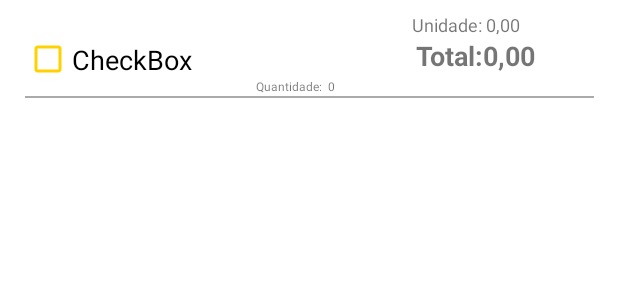
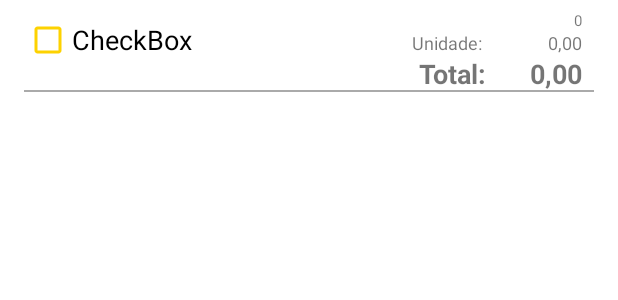
Before and after one commit to NishiyamaPedro/simplelist, an Android app: the layout list_row.xml on its own in the app's theme, with its tools: preview values and no code run, on a phone screen of 412 x 824 dp. Shown: the top 300 px of the screen. Run offline under Robolectric (Android 15) with nearby library versions, the phone set to English and light mode, and no system bars.

Commit message:
Layout corrigido

```diff
--- a/app/src/main/AndroidManifest.xml
+++ b/app/src/main/AndroidManifest.xml
@@ -10,7 +10,7 @@
         android:roundIcon="@mipmap/ic_launcher_round"
         android:supportsRtl="true"
         android:theme="@style/AppTheme" >
-        <activity android:name=".MainActivity" android:screenOrientation="portrait" >
+        <activity android:name=".MainActivity" android:configChanges="orientation|screenSize" >
             <intent-filter>
                 <action android:name="android.intent.action.MAIN" />
 
--- a/app/src/main/java/com/nishiyama/lista/ListaAdapter.kt
+++ b/app/src/main/java/com/nishiyama/lista/ListaAdapter.kt
@@ -3,17 +3,15 @@ package com.nishiyama.lista
 import android.app.AlertDialog
 import android.content.Context
 import android.content.DialogInterface
+import android.os.Bundle
+import android.os.PersistableBundle
 import android.text.InputType
 import android.view.LayoutInflater
 import android.view.View
-import android.view.View.inflate
 import android.view.ViewGroup
 import android.widget.*
 import androidx.constraintlayout.widget.ConstraintLayout
-import androidx.core.content.res.ColorStateListInflaterCompat.inflate
 import androidx.recyclerview.widget.RecyclerView
-import org.w3c.dom.Text
-
 
 class ListaAdapter(val context : Context, val ListaList: ArrayList<ListaController>) : RecyclerView.Adapter<ListaAdapter.ViewHolder>(){
     override fun onCreateViewHolder(parent: ViewGroup, viewType: Int): ListaAdapter.ViewHolder {
--- a/app/src/main/res/layout/activity_main.xml
+++ b/app/src/main/res/layout/activity_main.xml
@@ -17,32 +17,34 @@
         android:id="@+id/button6"
         android:layout_width="wrap_content"
         android:layout_height="wrap_content"
-        android:layout_marginTop="16dp"
         android:layout_marginEnd="8dp"
         android:shadowColor="#FFFFFF"
         android:text="Adicionar"
         android:textColor="@color/primaryTextColor"
         app:layout_constraintEnd_toEndOf="parent"
-        app:layout_constraintTop_toTopOf="parent" />
+        app:layout_constraintTop_toTopOf="@+id/edit1" />
 
     <EditText
         android:id="@+id/edit1"
         style="@android:style/Widget.DeviceDefault.EditText"
-        android:layout_width="272dp"
-        android:layout_height="46dp"
+        android:layout_width="0dp"
+        android:layout_height="wrap_content"
         android:layout_marginStart="8dp"
         android:layout_marginTop="16dp"
+        android:layout_marginEnd="8dp"
         android:ems="10"
         android:inputType="text"
         android:textColorHighlight="@android:color/holo_blue_light"
+        app:layout_constraintEnd_toStartOf="@+id/button6"
         app:layout_constraintStart_toStartOf="parent"
         app:layout_constraintTop_toTopOf="parent" />
 
     <androidx.recyclerview.widget.RecyclerView
         android:id="@+id/recyclerView"
         android:layout_width="match_parent"
-        android:layout_height="618dp"
-        android:layout_marginTop="84dp"
+        android:layout_height="0dp"
+        android:layout_marginTop="75dp"
+        app:layout_constraintBottom_toTopOf="@+id/linearLayout"
         app:layout_constraintEnd_toEndOf="parent"
         app:layout_constraintHorizontal_bias="0.0"
         app:layout_constraintStart_toStartOf="parent"
--- a/app/src/main/res/layout/list_row.xml
+++ b/app/src/main/res/layout/list_row.xml
@@ -9,91 +9,111 @@
 
     <CheckBox
         android:id="@+id/checkBox"
-        android:layout_width="275dp"
-        android:layout_height="47dp"
+        android:layout_width="0dp"
+        android:layout_height="wrap_content"
         android:layout_marginStart="16dp"
-        android:layout_marginTop="16dp"
+        android:layout_marginBottom="8dp"
         android:buttonTint="@color/primaryColor"
         android:text="CheckBox"
         android:textSize="18sp"
+        app:layout_constraintBottom_toBottomOf="@+id/textView"
+        app:layout_constraintEnd_toStartOf="@+id/textView5"
+        app:layout_constraintHorizontal_bias="0.0"
         app:layout_constraintStart_toStartOf="parent"
         app:layout_constraintTop_toTopOf="parent" />
 
     <TextView
         android:id="@+id/textView2"
-        android:layout_width="wrap_content"
+        android:layout_width="0dp"
         android:layout_height="wrap_content"
-        android:layout_marginTop="8dp"
+        android:layout_marginEnd="24dp"
         android:text="0,00"
-        android:textAlignment="textStart"
+        android:textAlignment="textEnd"
         android:textSize="12sp"
-        app:layout_constraintStart_toEndOf="@+id/textView5"
-        app:layout_constraintTop_toTopOf="parent" />
+        app:layout_constraintBottom_toTopOf="@+id/textView4"
+        app:layout_constraintEnd_toEndOf="parent"
+        app:layout_constraintHorizontal_bias="1.0"
+        app:layout_constraintStart_toEndOf="@+id/textView5" />
 
     <TextView
         android:id="@+id/textView"
-        android:layout_width="379dp"
+        android:layout_width="0dp"
         android:layout_height="1dp"
-        android:layout_marginTop="64dp"
+        android:layout_marginStart="16dp"
+        android:layout_marginTop="60dp"
+        android:layout_marginEnd="16dp"
         android:background="@android:color/darker_gray"
         app:layout_constraintEnd_toEndOf="parent"
+        app:layout_constraintHorizontal_bias="0.0"
         app:layout_constraintStart_toStartOf="parent"
         app:layout_constraintTop_toTopOf="parent" />
 
     <TextView
         android:id="@+id/textView4"
-        android:layout_width="wrap_content"
+        android:layout_width="0dp"
         android:layout_height="wrap_content"
+        android:layout_marginEnd="24dp"
         android:text="0,00"
-        android:textAlignment="textStart"
+        android:textAlignment="textEnd"
         android:textSize="18sp"
         android:textStyle="bold"
-        app:layout_constraintStart_toEndOf="@+id/textView6"
-        app:layout_constraintTop_toBottomOf="@+id/textView2" />
+        app:layout_constraintBottom_toBottomOf="@+id/textView"
+        app:layout_constraintEnd_toEndOf="parent"
+        app:layout_constraintHorizontal_bias="1.0"
+        app:layout_constraintStart_toEndOf="@+id/textView6" />
 
     <TextView
         android:id="@+id/textView5"
         android:layout_width="wrap_content"
         android:layout_height="wrap_content"
-        android:layout_marginTop="8dp"
         android:layout_marginEnd="88dp"
         android:text="Unidade: "
         android:textAlignment="textEnd"
         android:textSize="12sp"
-        app:layout_constraintEnd_toEndOf="parent"
-        app:layout_constraintTop_toTopOf="parent" />
+        app:layout_constraintBottom_toTopOf="@+id/textView6"
+        app:layout_constraintEnd_toEndOf="parent" />
 
     <TextView
         android:id="@+id/textView6"
         android:layout_width="wrap_content"
         android:layout_height="wrap_content"
-        android:layout_marginEnd="90dp"
+        android:layout_marginEnd="88dp"
         android:text="Total:"
         android:textAlignment="textEnd"
         android:textSize="18sp"
         android:textStyle="bold"
-        app:layout_constraintEnd_toEndOf="parent"
-        app:layout_constraintTop_toBottomOf="@+id/textView5" />
+        app:layout_constraintBottom_toBottomOf="@+id/textView"
+        app:layout_constraintEnd_toEndOf="parent" />
 
     <TextView
         android:id="@+id/textView7"
-        android:layout_width="wrap_content"
+        android:layout_width="0dp"
         android:layout_height="wrap_content"
-        android:layout_marginEnd="4dp"
+        android:layout_marginTop="16dp"
+        android:layout_marginEnd="88dp"
+        android:layout_marginBottom="8dp"
         android:text="Quantidade:"
         android:textAlignment="viewEnd"
-        android:textSize="8sp"
-        app:layout_constraintBottom_toBottomOf="@+id/checkBox"
-        app:layout_constraintEnd_toStartOf="@+id/textView8" />
+        android:textSize="10sp"
+        app:layout_constraintBottom_toTopOf="@+id/textView5"
+        app:layout_constraintEnd_toEndOf="parent"
+        app:layout_constraintTop_toTopOf="parent"
+        app:layout_constraintVertical_bias="0.529" />
 
     <TextView
         android:id="@+id/textView8"
-        android:layout_width="wrap_content"
+        android:layout_width="0dp"
         android:layout_height="wrap_content"
-        android:layout_marginEnd="68dp"
+        android:layout_marginTop="16dp"
+        android:layout_marginEnd="24dp"
+        android:layout_marginBottom="8dp"
         android:text="0"
-        android:textAlignment="textStart"
-        android:textSize="8sp"
-        app:layout_constraintBottom_toBottomOf="@+id/checkBox"
-        app:layout_constraintEnd_toEndOf="@+id/checkBox" />
+        android:textAlignment="textEnd"
+        android:textSize="10sp"
+        app:layout_constraintBottom_toTopOf="@+id/textView2"
+        app:layout_constraintEnd_toEndOf="parent"
+        app:layout_constraintHorizontal_bias="1.0"
+        app:layout_constraintStart_toEndOf="@+id/textView7"
+        app:layout_constraintTop_toTopOf="parent"
+        app:layout_constraintVertical_bias="0.529" />
 </androidx.constraintlayout.widget.ConstraintLayout>
```
Also changed, not shown: app/src/main/java/com/nishiyama/lista/MainActivity.kt (+2 -6 lines).
